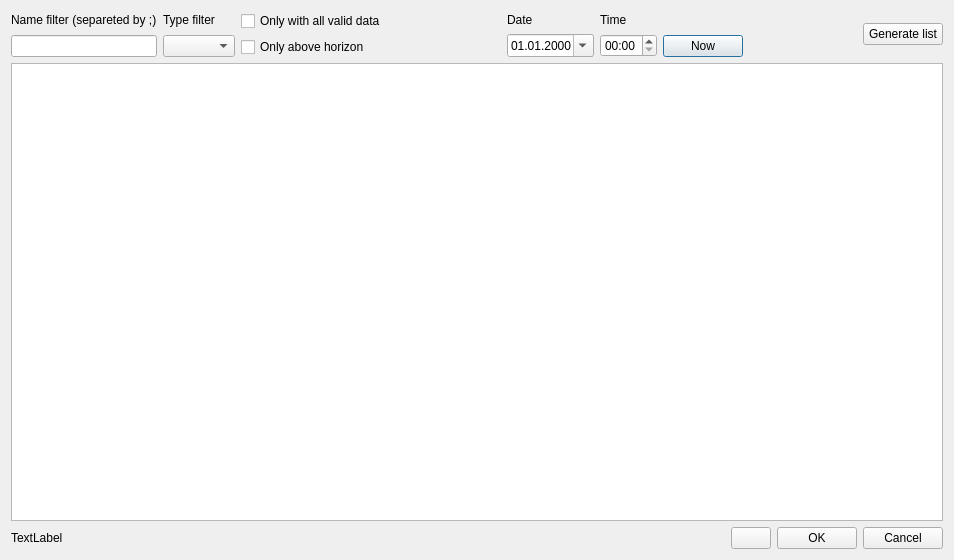
Before: the Qt Designer form variablestarsdialog.ui in PavelMr/skytechx, drawn with Qt 5.
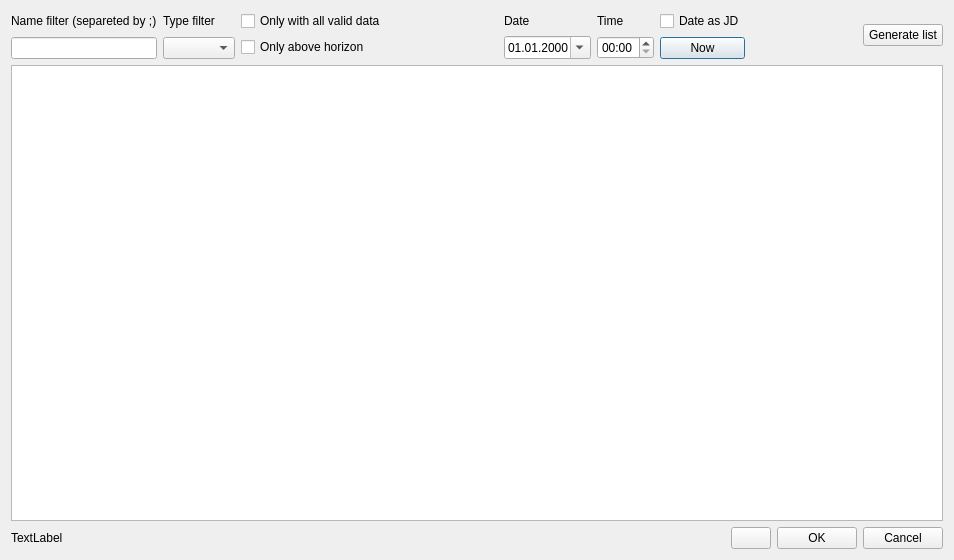
After: the same form once the commit is applied. Icons and pictures are not drawn.

```diff
--- a/variablestarsdialog.ui
+++ b/variablestarsdialog.ui
@@ -139,20 +139,11 @@
      <item>
       <layout class="QVBoxLayout" name="verticalLayout_8">
        <item>
-        <spacer name="verticalSpacer">
-         <property name="orientation">
-          <enum>Qt::Vertical</enum>
+        <widget class="QCheckBox" name="cb_jd">
+         <property name="text">
+          <string>Date as JD</string>
          </property>
-         <property name="sizeType">
-          <enum>QSizePolicy::Ignored</enum>
-         </property>
-         <property name="sizeHint" stdset="0">
-          <size>
-           <width>20</width>
-           <height>40</height>
-          </size>
-         </property>
-        </spacer>
+        </widget>
        </item>
        <item>
         <widget class="QPushButton" name="pushButton_4">
```
